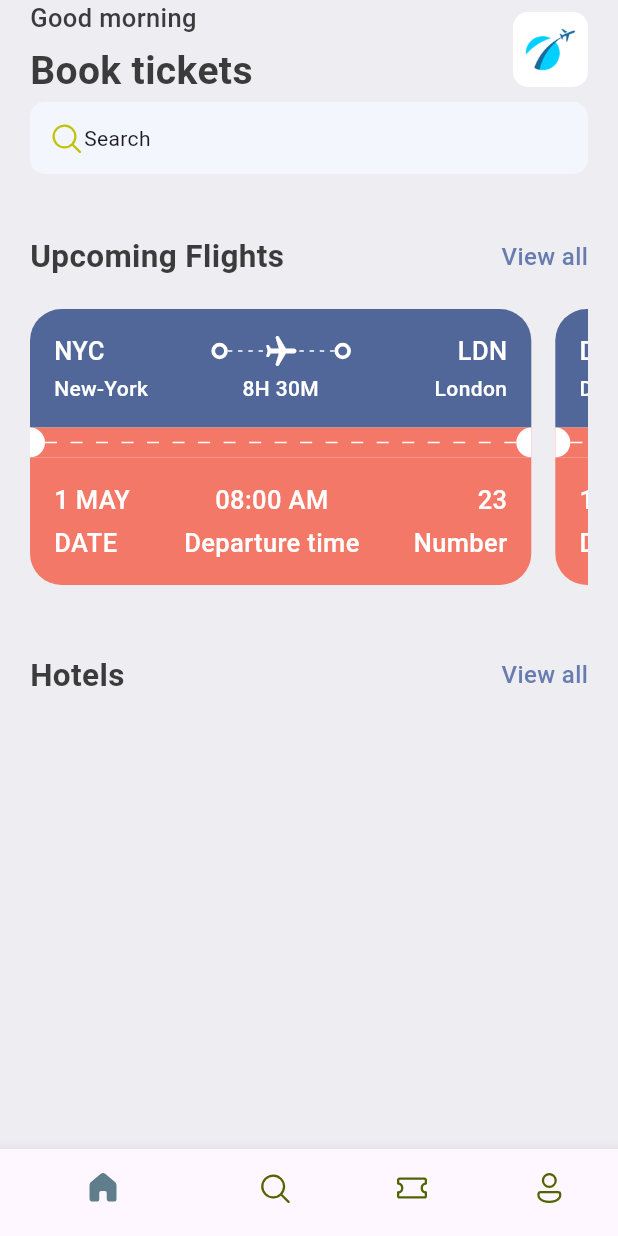
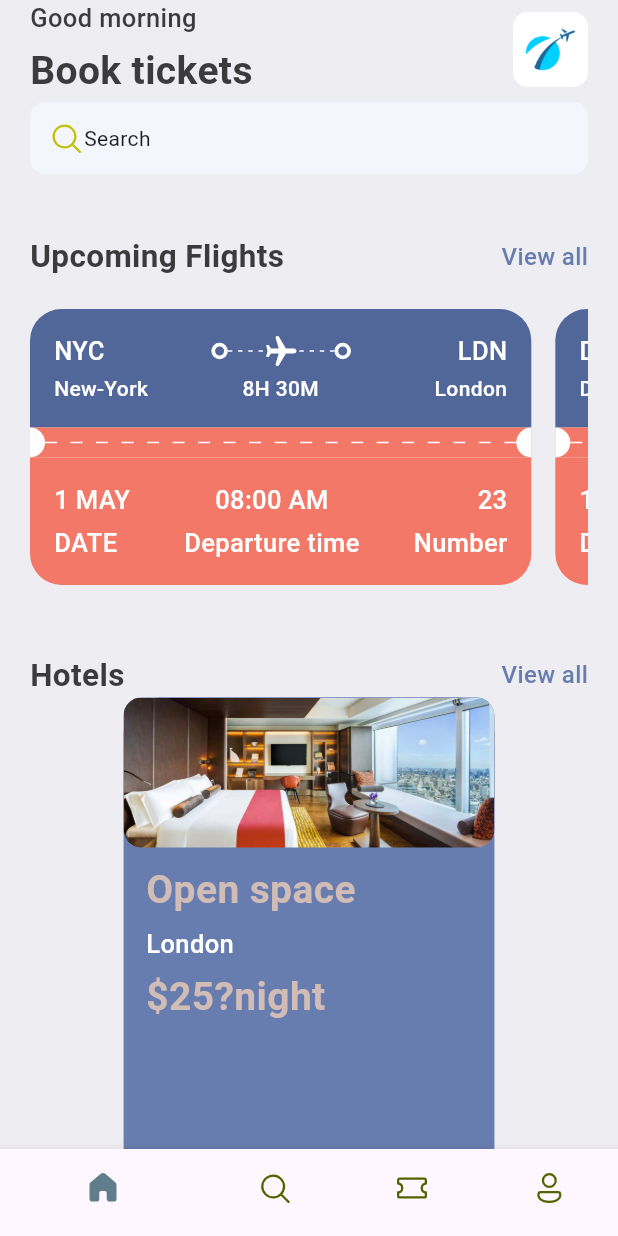
Before and after one commit to patrickNwafo/flutter_project, a Flutter app: the screen it shows after launch, on a phone screen of 412 x 824 dp. Run offline on Flutter 3.47's test engine with Material 3 defaults, Android fonts, the phone set to English and light mode, and no system bars; our stand-ins replace fluentui_icons.

Commit message:
Hetel Section

```diff
--- a/lib/base/res/media.dart
+++ b/lib/base/res/media.dart
@@ -1,4 +1,5 @@
 class AppMedia{
   static const _baseImage = "assets/images";
   static const logo = "$_baseImage/logo.png";
+  static const hotelRoom = "$_baseImage/hotel_room.png";
 }
--- a/lib/base/res/styles/app_styles.dart
+++ b/lib/base/res/styles/app_styles.dart
@@ -8,6 +8,7 @@ class AppStyles {
   static Color textColor = const Color(0xFF3b3b3b);
   static Color ticketBlue = const Color(0xFF526799);
   static Color ticketOrange = const Color(0xFFF37867);
+  static Color kakiColor = const Color(0xFFd2bdb6);
 
   static TextStyle textStyle =
     TextStyle(fontSize: 16, color: textColor, fontWeight: FontWeight.w500);
--- a/lib/screens/home_screen.dart
+++ b/lib/screens/home_screen.dart
@@ -2,6 +2,7 @@ import 'package:fluentui_icons/fluentui_icons.dart';
 import 'package:flutter/material.dart';
 import 'package:ticket_app/base/widgets/app_double_text.dart';
 import 'package:ticket_app/base/widgets/ticket_view.dart';
+import 'package:ticket_app/screens/widgets/hotel.dart';
 
 import '../base/res/media.dart';
 import '../base/res/styles/app_styles.dart';
@@ -98,6 +99,7 @@ class HomeScreen extends StatelessWidget {
 
                    },
                 ),
+                  Hotel()
               ],
             ),
           ),
--- /dev/null
+++ b/lib/screens/widgets/hotel.dart
@@ -0,0 +1,63 @@
+import 'package:flutter/material.dart';
+import 'package:ticket_app/base/res/media.dart';
+import 'package:ticket_app/base/res/styles/app_styles.dart';
+
+class Hotel extends StatelessWidget {
+  const Hotel({super.key});
+
+  @override
+  Widget build(BuildContext context) {
+    final size = MediaQuery.of(context).size;
+    return Container(
+      width: size.width * 0.6,
+      height: 350,
+      decoration: BoxDecoration(
+          color: AppStyles.primaryColor,
+          borderRadius: BorderRadius.circular(24)),
+      child: Column(
+        crossAxisAlignment: CrossAxisAlignment.start,
+        children: [
+          Container(
+            height: 100,
+            decoration: BoxDecoration(
+                color: AppStyles.primaryColor,
+                borderRadius: BorderRadius.circular(12),
+                image: DecorationImage(
+                    fit: BoxFit.cover,
+                    image: AssetImage(AppMedia.hotelRoom))),
+          ),
+          const SizedBox(height: 10,),
+          Padding(
+            padding: const EdgeInsets.only(left: 15),
+            child: Text(
+              "Open space",
+              style: AppStyles.headLineStyle1.copyWith(
+                color: AppStyles.kakiColor
+              ),
+            ),
+          ),
+          SizedBox(height: 5,),
+          Padding(
+            padding: const EdgeInsets.only(left: 15),
+            child: Text(
+              "London",
+              style: AppStyles.headLineStyle2.copyWith(
+                  color: Colors.white
+              ),
+            ),
+          ),
+          SizedBox(height: 5,),
+          Padding(
+            padding: const EdgeInsets.only(left: 15),
+            child: Text(
+              "\$25?night",
+              style: AppStyles.headLineStyle1.copyWith(
+                  color: AppStyles.kakiColor
+              ),
+            ),
+          )
+        ],
+      ),
+    );
+  }
+}
```
